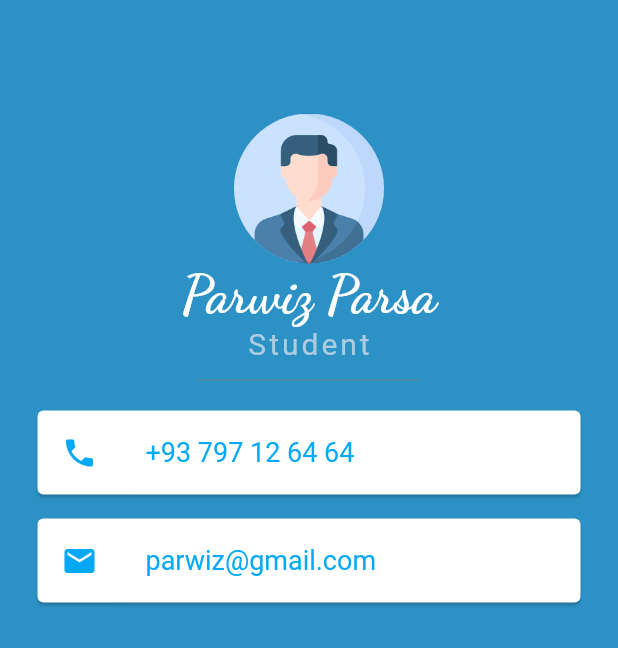
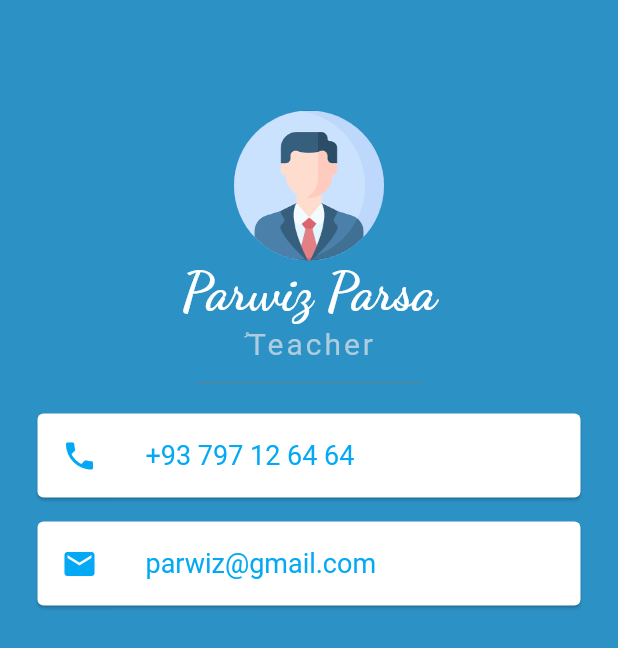
Before and after one commit to Nawid-Haidari/my_card, a Flutter app: the screen it shows after launch, on a phone screen of 412 x 824 dp. Shown: the part 254-902 px from the top of the screen. Run offline on Flutter 3.47's test engine with Material 2 defaults, Android fonts, the phone set to English and light mode, and no system bars.

Commit message:
main moefied

```diff
--- a/lib/main.dart
+++ b/lib/main.dart
@@ -27,7 +27,7 @@ class MyApp extends StatelessWidget {
                       fontWeight: FontWeight.bold,
                       fontFamily: 'DancingScript'),
                 ),
-                Text('Student',
+                Text('ُTeacher',
                     style: TextStyle(
                       color: Color.fromARGB(255, 173, 204, 223),
                       fontSize: 20,
```
